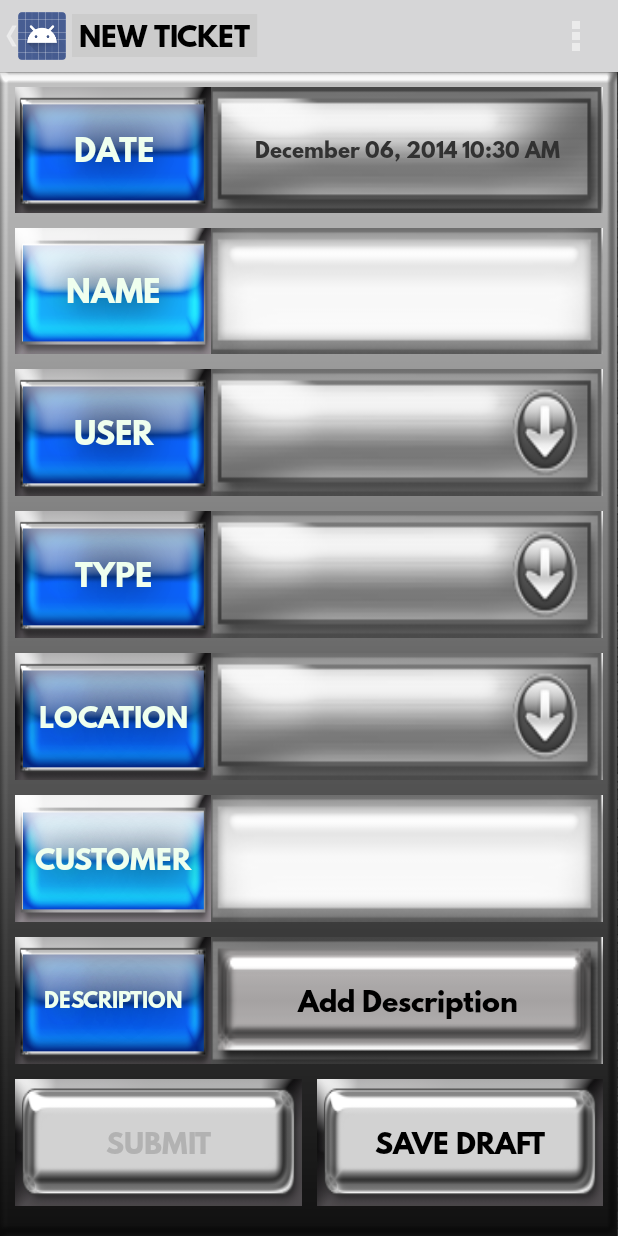
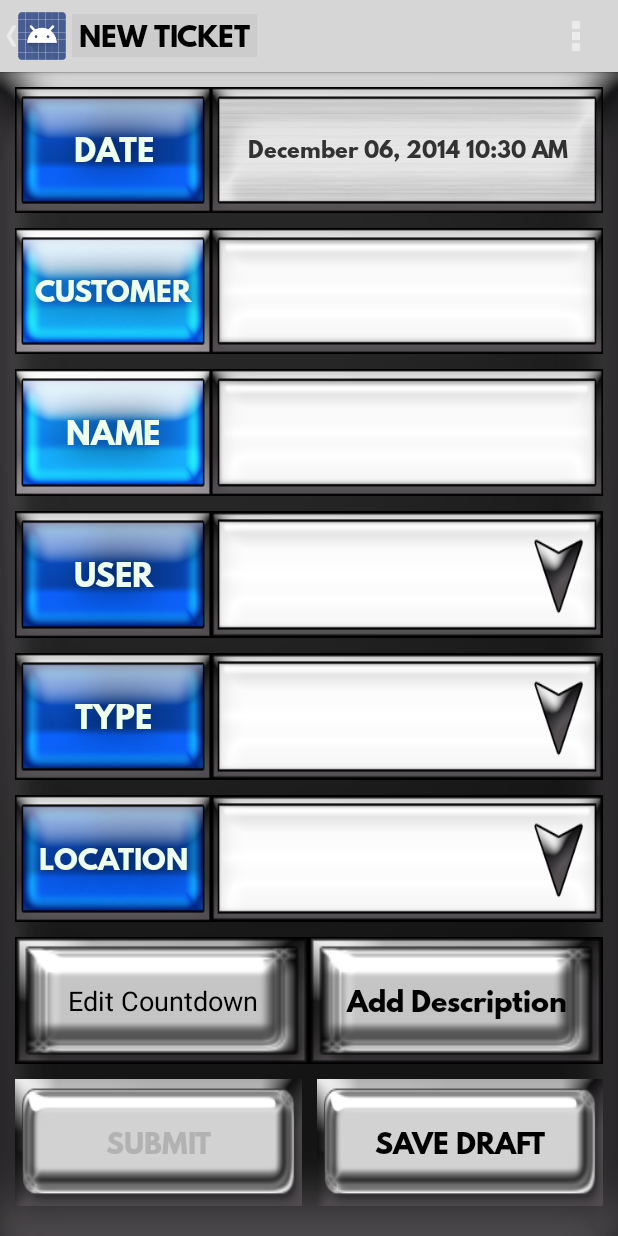
Before and after one commit to pjcbm9/quicket_project, an Android app: the NewTicket screen opened directly, with no data from a screen before it, on a phone screen of 412 x 824 dp. Run offline under Robolectric (Android 15) with nearby library versions, the phone set to English and light mode, and no system bars; 2 statements that could not run were skipped.

Commit message:
updated android studio

```diff
--- /dev/null
+++ b/app/src/main/java/pjcbm9/quicket/TicketStatusPackage/ActiveModel.java
@@ -0,0 +1,7 @@
+package pjcbm9.quicket.TicketStatusPackage;
+
+/**
+ * Created by Jason Crow on 12/5/2014.
+ */
+public class ActiveModel {
+}
--- /dev/null
+++ b/app/src/main/java/pjcbm9/quicket/TicketStatusPackage/CompletedModel.java
@@ -0,0 +1,7 @@
+package pjcbm9.quicket.TicketStatusPackage;
+
+/**
+ * Created by Jason Crow on 12/5/2014.
+ */
+public class CompletedModel {
+}
--- /dev/null
+++ b/app/src/main/java/pjcbm9/quicket/TicketStatusPackage/DraftModel.java
@@ -0,0 +1,7 @@
+package pjcbm9.quicket.TicketStatusPackage;
+
+/**
+ * Created by Jason Crow on 12/5/2014.
+ */
+public class DraftModel {
+}
--- /dev/null
+++ b/app/src/main/java/pjcbm9/quicket/TicketStatusPackage/OverdueModel.java
@@ -0,0 +1,7 @@
+package pjcbm9.quicket.TicketStatusPackage;
+
+/**
+ * Created by Jason Crow on 12/5/2014.
+ */
+public class OverdueModel {
+}
--- /dev/null
+++ b/app/src/main/java/pjcbm9/quicket/TicketStatusPackage/SearchModel.java
@@ -0,0 +1,7 @@
+package pjcbm9.quicket.TicketStatusPackage;
+
+/**
+ * Created by Jason Crow on 12/5/2014.
+ */
+public class SearchModel {
+}
--- /dev/null
+++ b/app/src/main/java/pjcbm9/quicket/TicketStatusPackage/StatusModel.java
@@ -0,0 +1,7 @@
+package pjcbm9.quicket.TicketStatusPackage;
+
+/**
+ * Created by Jason Crow on 12/5/2014.
+ */
+abstract class StatusModel {
+}
--- a/app/src/main/res/drawable-hdpi/blue_anim.xml
+++ b/app/src/main/res/drawable-hdpi/blue_anim.xml
@@ -2,20 +2,20 @@
     android:id="@+id/blue_anim"
     android:oneshot="false"
     xmlns:android="http://schemas.android.com/apk/res/android">
-    <item android:drawable="@drawable/aa1" android:duration="50" />
-    <item android:drawable="@drawable/aa2" android:duration="50" />
-    <item android:drawable="@drawable/aa3" android:duration="50" />
-    <item android:drawable="@drawable/aa4" android:duration="50" />
-    <item android:drawable="@drawable/aa5" android:duration="50" />
-    <item android:drawable="@drawable/aa6" android:duration="50" />
-    <item android:drawable="@drawable/aa7" android:duration="50" />
-    <item android:drawable="@drawable/aa8" android:duration="50" />
-    <item android:drawable="@drawable/aa7" android:duration="50" />
-    <item android:drawable="@drawable/aa6" android:duration="50" />
-    <item android:drawable="@drawable/aa5" android:duration="50" />
-    <item android:drawable="@drawable/aa4" android:duration="50" />
-    <item android:drawable="@drawable/aa3" android:duration="50" />
-    <item android:drawable="@drawable/aa2" android:duration="50" />
-    <item android:drawable="@drawable/aa1" android:duration="50" />
+    <item android:drawable="@drawable/new_ticket_label" android:duration="50" />
+    <item android:drawable="@drawable/new_ticket_label1" android:duration="50" />
+    <item android:drawable="@drawable/new_ticket_label2" android:duration="50" />
+    <item android:drawable="@drawable/new_ticket_label3" android:duration="50" />
+    <item android:drawable="@drawable/new_ticket_label4" android:duration="50" />
+    <item android:drawable="@drawable/new_ticket_labe5" android:duration="50" />
+    <item android:drawable="@drawable/new_ticket_label6" android:duration="50" />
+    <item android:drawable="@drawable/new_ticket_label7" android:duration="50" />
+    <item android:drawable="@drawable/new_ticket_label6" android:duration="50" />
+    <item android:drawable="@drawable/new_ticket_labe5" android:duration="50" />
+    <item android:drawable="@drawable/new_ticket_label4" android:duration="50" />
+    <item android:drawable="@drawable/new_ticket_label3" android:duration="50" />
+    <item android:drawable="@drawable/new_ticket_label2" android:duration="50" />
+    <item android:drawable="@drawable/new_ticket_label1" android:duration="50" />
+    <item android:drawable="@drawable/new_ticket_label" android:duration="50" />
 
 </animation-list>
--- a/app/src/main/res/layout/activity_new_ticket.xml
+++ b/app/src/main/res/layout/activity_new_ticket.xml
@@ -4,7 +4,7 @@
     android:layout_height="fill_parent"
     android:orientation="vertical"
     android:padding="10dip"
-    android:background="@drawable/plainbackground2">
+    android:background="@drawable/background2">
 
     <LinearLayout
         android:orientation="horizontal"
@@ -25,17 +25,47 @@
             android:gravity="center"
             android:textSize="20sp"
             android:text="DATE"
-            android:background="@drawable/silverblue"
+            android:background="@drawable/new_ticket_label"
             android:id="@+id/DateLabel" />
 
         <TextView
             android:layout_width="fill_parent"
             android:layout_height="fill_parent"
-            android:textSize="13sp"
+            android:textSize="14sp"
             android:id="@+id/datebox"
             android:layout_weight="1"
             android:gravity="center"
-            android:background="@drawable/silverdatebox" />
+            android:background="@drawable/new_ticket_date_box" />
+    </LinearLayout>
+    <LinearLayout
+        android:orientation="horizontal"
+        android:paddingBottom="10dip"
+        android:layout_width="fill_parent"
+        android:layout_weight="1"
+        android:layout_height="0dp">
+
+        <TextView
+            android:layout_width="fill_parent"
+            android:layout_height="fill_parent"
+            android:layout_weight="2"
+            android:shadowColor="#ff000000"
+            android:textColor="#ffefffee"
+            android:shadowDx="0.0"
+            android:shadowDy="0.0"
+            android:shadowRadius="30"
+            android:gravity="center"
+            android:textSize="18sp"
+            android:text="CUSTOMER"
+            android:background="@drawable/new_ticket_label"
+            android:id="@+id/CustomerLabel" />
+
+        <EditText
+            android:layout_width="fill_parent"
+            android:layout_height="fill_parent"
+            android:padding="15dip"
+            android:id="@+id/CustomerText"
+            android:layout_weight="1"
+            android:background="@drawable/data_box" />
     </LinearLayout>
     <LinearLayout
         android:orientation="horizontal"
@@ -56,8 +86,9 @@
             android:gravity="center"
             android:textSize="20sp"
             android:text="NAME"
-            android:background="@drawable/silverblue2"
+            android:background="@drawable/new_ticket_label"
             android:id="@+id/NameLabel" />
+
 
         <EditText
             android:layout_width="fill_parent"
@@ -65,7 +96,7 @@
             android:id="@+id/NameText"
             android:padding="15dip"
             android:layout_weight="1"
-            android:background="@drawable/boxsilver" />
+            android:background="@drawable/data_box" />
     </LinearLayout>
     <LinearLayout
         android:orientation="horizontal"
@@ -86,7 +117,7 @@
             android:gravity="center"
             android:textSize="20sp"
             android:text="USER"
-            android:background="@drawable/silverblue"
+            android:background="@drawable/new_ticket_label"
             android:id="@+id/AssigneeLabel" />
 
         <Spinner
@@ -95,7 +126,7 @@
             android:id="@+id/AssigneeSpinner"
             android:paddingLeft="15dip"
             android:layout_weight="1"
-            android:background="@drawable/dropdownsilver"
+            android:background="@drawable/new_ticket_spinner"
             android:spinnerMode="dropdown"
             android:clickable="true" />
     </LinearLayout>
@@ -118,7 +149,7 @@
             android:gravity="center"
             android:textSize="20sp"
             android:text="TYPE"
-            android:background="@drawable/silverblue"
+            android:background="@drawable/new_ticket_label"
             android:id="@+id/TypeLabel" />
 
         <Spinner
@@ -127,7 +158,7 @@
             android:id="@+id/TypeSpinner"
             android:paddingLeft="15dip"
             android:layout_weight="1"
-            android:background="@drawable/dropdownsilver"
+            android:background="@drawable/new_ticket_spinner"
             android:spinnerMode="dropdown"
             android:clickable="true" />
     </LinearLayout>
@@ -150,7 +181,7 @@
             android:gravity="center"
             android:textSize="18sp"
             android:text="LOCATION"
-            android:background="@drawable/silverblue"
+            android:background="@drawable/new_ticket_label"
             android:id="@+id/LocationLabel" />
 
         <Spinner
@@ -159,40 +190,11 @@
             android:id="@+id/LocationSpinner"
             android:layout_weight="1"
             android:paddingLeft="15dip"
-            android:background="@drawable/dropdownsilver"
+            android:background="@drawable/new_ticket_spinner"
             android:spinnerMode="dropdown"
             android:clickable="true" />
     </LinearLayout>
-    <LinearLayout
-        android:orientation="horizontal"
-        android:paddingBottom="10dip"
-        android:layout_width="fill_parent"
-        android:layout_weight="1"
-        android:layout_height="0dp">
 
-        <TextView
-            android:layout_width="fill_parent"
-            android:layout_height="fill_parent"
-            android:layout_weight="2"
-            android:shadowColor="#ff000000"
-            android:textColor="#ffefffee"
-            android:shadowDx="0.0"
-            android:shadowDy="0.0"
-            android:shadowRadius="30"
-            android:gravity="center"
-            android:textSize="18sp"
-            android:text="CUSTOMER"
-            android:background="@drawable/silverblue"
-            android:id="@+id/CustomerLabel" />
-
-        <EditText
-            android:layout_width="fill_parent"
-            android:layout_height="fill_parent"
-            android:padding="15dip"
-            android:id="@+id/CustomerText"
-            android:layout_weight="1"
-            android:background="@drawable/boxsilver" />
-    </LinearLayout>
 
     <LinearLayout
         android:orientation="horizontal"
@@ -201,29 +203,20 @@
         android:layout_weight="1"
         android:layout_height="0dp">
 
-        <TextView
+        <Button
             android:layout_width="fill_parent"
             android:layout_height="fill_parent"
-            android:padding="10dip"
-            android:layout_weight="2"
-            android:shadowColor="#ff000000"
-            android:textColor="#ffefffee"
-            android:shadowDx="0.0"
-            android:shadowDy="0.0"
-            android:shadowRadius="30"
-            android:gravity="center"
-            android:textSize="13sp"
-            android:text="DESCRIPTION"
-            android:background="@drawable/silverblue"
-            android:id="@+id/DescriptionLabel" />
-
+            android:id="@+id/EditCountdownB"
+            android:layout_weight="1"
+            android:text="Edit Countdown"
+            android:background="@drawable/generic_button" />
         <Button
             android:layout_width="fill_parent"
             android:layout_height="fill_parent"
             android:id="@+id/AddDescriptionB"
             android:layout_weight="1"
             android:text="Add Description"
-            android:background="@drawable/silverbutton2" />
+            android:background="@drawable/generic_button" />
     </LinearLayout>
     <LinearLayout
         android:orientation="horizontal"
```
Also changed, not shown: app/src/main/res/drawable-hdpi/data_box.png (added), app/src/main/res/drawable-hdpi/new_ticket_date_box.png (added), app/src/main/res/drawable-hdpi/new_ticket_labe5.png (added), app/src/main/res/drawable-hdpi/new_ticket_label.png (added), app/src/main/res/drawable-hdpi/new_ticket_label1.png (added), app/src/main/res/drawable-hdpi/new_ticket_label2.png (added), app/src/main/res/drawable-hdpi/new_ticket_label3.png (added), app/src/main/res/drawable-hdpi/new_ticket_label4.png (added), app/src/main/res/drawable-hdpi/new_ticket_label6.png (added), app/src/main/res/drawable-hdpi/new_ticket_label7.png (added), app/src/main/res/drawable-hdpi/new_ticket_spinner.png (added), 1 other file.
